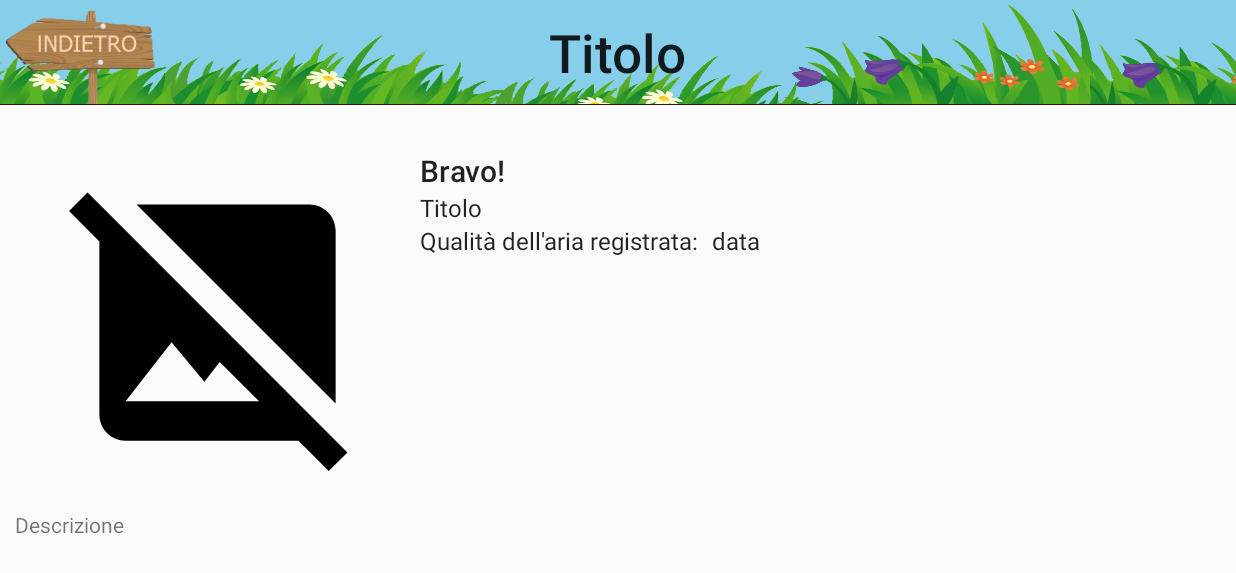
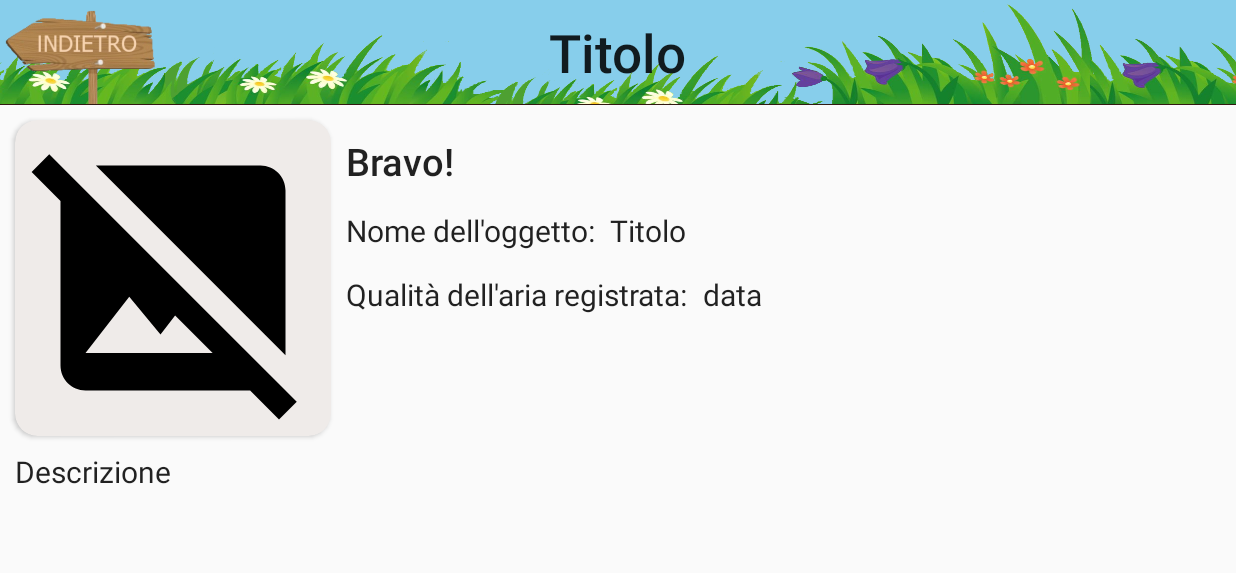
Before and after one commit to ElisaTronetti/DegreeProject, an Android app: the ItemActivity screen opened directly, with no data from a screen before it, on a phone screen of 824 x 412 dp (held sideways). Shown: the top 573 px of the screen. Run offline under Robolectric (Android 15) with nearby library versions, the phone set to English and light mode, and no system bars; our stand-ins replace Picasso, Room's generated code; network calls fail; pictures from the network do not load.

Commit message:
Fixed item layout

```diff
--- a/DegreeApp/app/src/main/res/layout/activity_item.xml
+++ b/DegreeApp/app/src/main/res/layout/activity_item.xml
@@ -5,30 +5,58 @@
     android:layout_width="match_parent"
     android:layout_height="match_parent">
 
-   <include layout="@layout/widget_app_bar"
-       android:id="@+id/app_bar">
-   </include>
+    <include
+        android:id="@+id/app_bar"
+        layout="@layout/widget_app_bar">
+    </include>
 
-    <ImageView
-        android:id="@+id/item_image"
-        android:layout_width="250dp"
-        android:layout_height="250dp"
-        android:src="@drawable/ic_image_not_supported_black"
+    <androidx.cardview.widget.CardView
+        android:id="@+id/item_cardview"
+        android:layout_width="wrap_content"
+        android:layout_height="wrap_content"
+        android:layout_margin="10dp"
+        android:backgroundTint="@color/background_icon"
+        app:cardCornerRadius="15dp"
+        app:layout_constraintBottom_toBottomOf="parent"
         app:layout_constraintStart_toStartOf="parent"
         app:layout_constraintTop_toBottomOf="@+id/app_bar"
-        android:layout_margin="20dp"
-        android:padding="20dp">
-    </ImageView>
+        app:layout_constraintVertical_bias="0.0">
+
+        <ImageView
+            android:id="@+id/item_image"
+            android:layout_width="200dp"
+            android:layout_height="200dp"
+            android:layout_margin="5dp"
+            android:src="@drawable/ic_image_not_supported_black"
+            app:layout_constraintStart_toStartOf="parent"
+            app:layout_constraintTop_toBottomOf="@+id/app_bar">
+        </ImageView>
+    </androidx.cardview.widget.CardView>
 
     <TextView
         android:id="@+id/item_congratulations"
         android:layout_width="wrap_content"
         android:layout_height="wrap_content"
         android:text="@string/bravo"
+        android:textSize="25sp"
         android:textAppearance="@style/TextAppearance.AppCompat.Light.SearchResult.Title"
-        app:layout_constraintStart_toEndOf="@+id/item_image"
-        app:layout_constraintTop_toTopOf="@+id/item_image"
-        android:layout_margin="10dp">
+        app:layout_constraintStart_toEndOf="@+id/item_cardview"
+        app:layout_constraintTop_toTopOf="@+id/item_cardview"
+        android:layout_margin="10dp"
+        android:paddingBottom="15dp">
+    </TextView>
+
+    <TextView
+        android:id="@+id/item_name"
+        android:layout_width="wrap_content"
+        android:layout_height="wrap_content"
+        android:text="Nome dell'oggetto: "
+        android:textSize="20sp"
+        android:textAppearance="@style/TextAppearance.AppCompat.Light.SearchResult.Subtitle"
+        app:layout_constraintStart_toEndOf="@+id/item_cardview"
+        app:layout_constraintTop_toBottomOf="@+id/item_congratulations"
+        android:layout_marginStart="10dp"
+        android:paddingBottom="15dp">
     </TextView>
 
     <TextView
@@ -36,10 +64,12 @@
         android:layout_width="wrap_content"
         android:layout_height="wrap_content"
         android:text="@string/titolo"
-        app:layout_constraintStart_toEndOf="@+id/item_image"
+        android:textSize="20sp"
+        app:layout_constraintStart_toEndOf="@+id/item_name"
         app:layout_constraintTop_toBottomOf="@+id/item_congratulations"
         android:textAppearance="@style/TextAppearance.AppCompat.Light.SearchResult.Subtitle"
-        android:layout_marginStart="10dp">
+        android:layout_marginStart="5dp"
+        android:paddingBottom="15dp">
     </TextView>
 
     <TextView
@@ -47,7 +77,8 @@
         android:layout_width="wrap_content"
         android:layout_height="wrap_content"
         android:text="Qualità dell'aria registrata: "
-        app:layout_constraintStart_toEndOf="@+id/item_image"
+        android:textSize="20sp"
+        app:layout_constraintStart_toEndOf="@+id/item_cardview"
         app:layout_constraintTop_toBottomOf="@+id/item_title"
         android:textAppearance="@style/TextAppearance.AppCompat.Light.SearchResult.Subtitle"
         android:layout_marginStart="10dp">
@@ -58,6 +89,7 @@
         android:layout_width="wrap_content"
         android:layout_height="wrap_content"
         android:text="data"
+        android:textSize="20sp"
         app:layout_constraintStart_toEndOf="@+id/item_air"
         app:layout_constraintTop_toBottomOf="@+id/item_title"
         android:textAppearance="@style/TextAppearance.AppCompat.Light.SearchResult.Subtitle"
@@ -67,17 +99,18 @@
     <androidx.constraintlayout.widget.ConstraintLayout
         android:layout_width="0dp"
         android:layout_height="0dp"
-        android:layout_marginStart="10dp"
-        android:layout_marginEnd="10dp"
+        android:layout_margin="10dp"
         app:layout_constraintBottom_toBottomOf="parent"
         app:layout_constraintEnd_toEndOf="parent"
         app:layout_constraintStart_toStartOf="parent"
-        app:layout_constraintTop_toBottomOf="@+id/item_image">
+        app:layout_constraintTop_toBottomOf="@+id/item_cardview">
 
         <TextView
             android:id="@+id/item_description"
             android:layout_width="match_parent"
             android:layout_height="match_parent"
+            android:textAppearance="@style/TextAppearance.AppCompat.Light.SearchResult.Subtitle"
+            android:textSize="20sp"
             android:text="@string/descrizione">
         </TextView>
     </androidx.constraintlayout.widget.ConstraintLayout>
```
